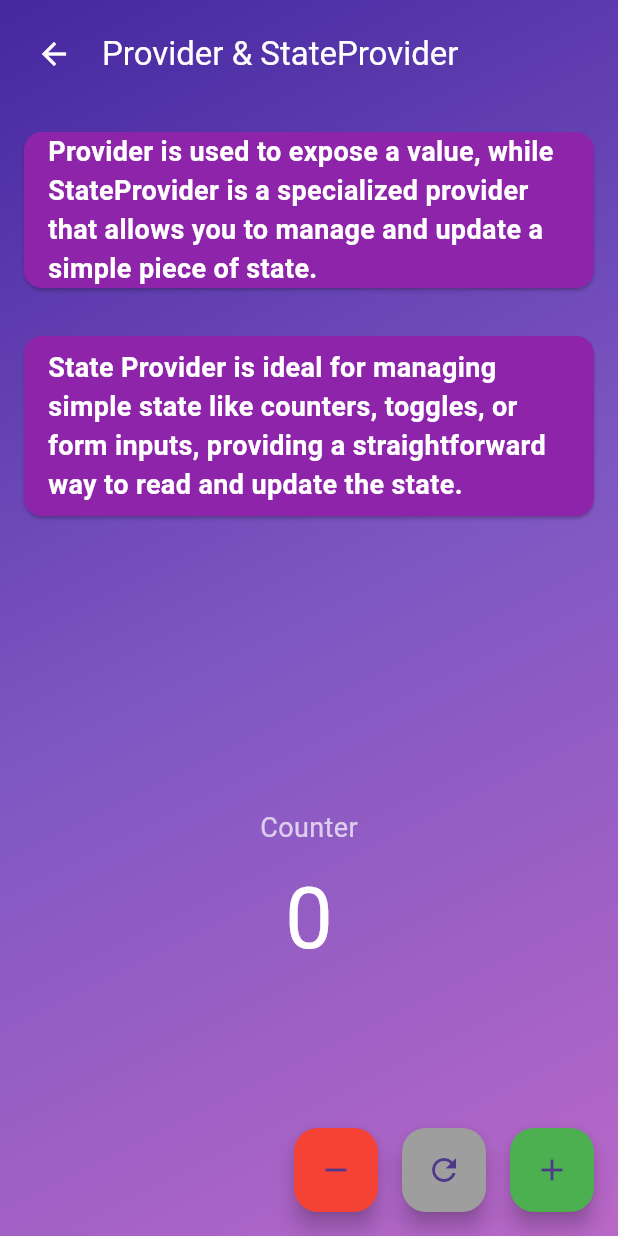
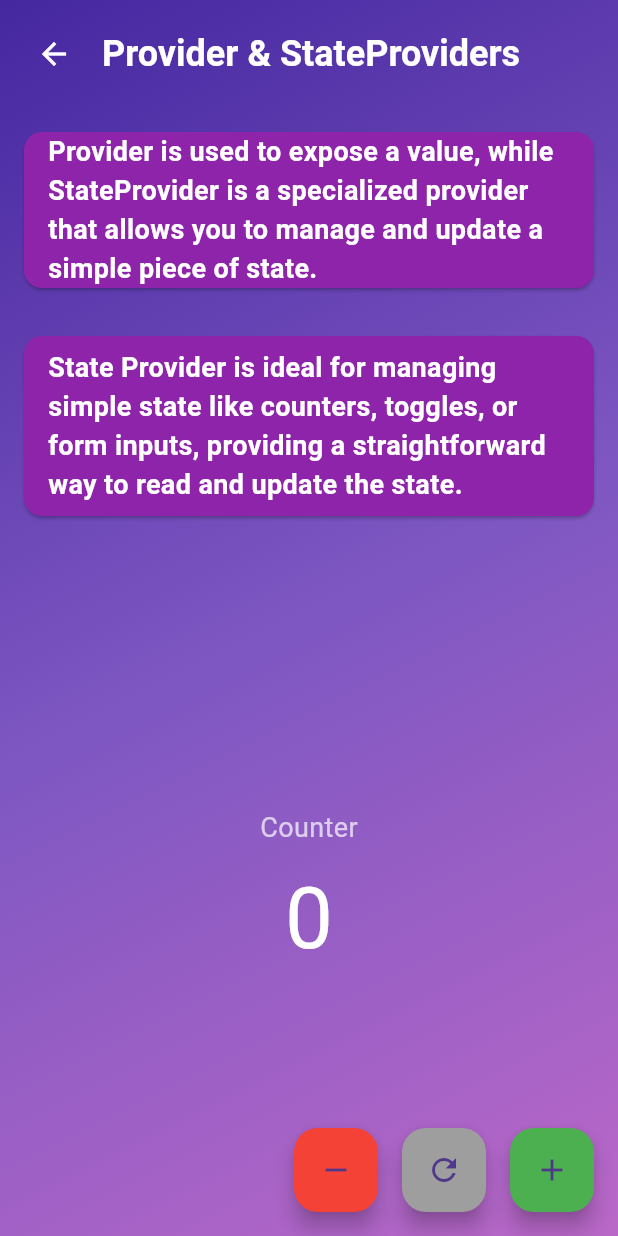
Before and after one commit to diwasbk/Flutter-Learning-App, a Flutter app: the ProviderStateProviderScreen screen opened directly, on a phone screen of 412 x 824 dp. Run offline on Flutter 3.47's test engine with Material 3 defaults, Android fonts, the phone set to English and light mode, and no system bars; our stand-ins replace flutter_riverpod.

Commit message:
Provider & Consumer with ref.read()

```diff
--- a/lib/app.dart
+++ b/lib/app.dart
@@ -1,5 +1,5 @@
 import 'package:flutter/material.dart';
-import 'package:flutter_learning_app/screens/my_profile_screen.dart';
+import 'package:flutter_learning_app/screens/dashboard_screen.dart';
 
 class MyApp extends StatelessWidget {
   const MyApp({super.key});
@@ -8,7 +8,7 @@ class MyApp extends StatelessWidget {
   Widget build(BuildContext context) {
     return MaterialApp(
       debugShowCheckedModeBanner: false,
-      home: MyProfileScreen(),
+      home: DashboardScreen(),
     );
   }
 }
--- a/lib/main.dart
+++ b/lib/main.dart
@@ -1,6 +1,7 @@
 import 'package:flutter/material.dart';
 import 'package:flutter_learning_app/app.dart';
+import 'package:flutter_riverpod/flutter_riverpod.dart';
 
 void main() {
-  runApp(const MyApp());
+  runApp(ProviderScope(child: const MyApp()));
 }
--- a/lib/screens/provider_state_provider_screen.dart
+++ b/lib/screens/provider_state_provider_screen.dart
@@ -1,4 +1,17 @@
 import 'package:flutter/material.dart';
+import 'package:flutter_riverpod/flutter_riverpod.dart';
+
+final appBarProvider = Provider<String>((ref) {
+  return "Provider & StateProviders";
+});
+
+final providerDefinationProvider = Provider<String>((ref) {
+  return 'Provider is used to expose a value, while StateProvider is a specialized provider that allows you to manage and update a simple piece of state.';
+});
+
+final stateProviderdefinationProvider = Provider<String>((ref) {
+  return 'State Provider is ideal for managing simple state like counters, toggles, or form inputs, providing a straightforward way to read and update the state.';
+});
 
 class ProviderStateProviderScreen extends StatelessWidget {
   const ProviderStateProviderScreen({super.key});
@@ -31,11 +44,17 @@ class ProviderStateProviderScreen extends StatelessWidget {
                       icon: const Icon(Icons.arrow_back, color: Colors.white),
                     ),
                     const SizedBox(width: 8),
-                    Text(
-                      "Provider & StateProvider",
-                      style: Theme.of(
-                        context,
-                      ).textTheme.titleLarge?.copyWith(color: Colors.white),
+                    Consumer(
+                      builder: (context, ref, child) {
+                        return Text(
+                          ref.read(appBarProvider),
+                          style: Theme.of(context).textTheme.headlineSmall
+                              ?.copyWith(
+                                color: Colors.white,
+                                fontWeight: FontWeight.bold,
+                              ),
+                        );
+                      },
                     ),
                   ],
                 ),
@@ -45,13 +64,17 @@ class ProviderStateProviderScreen extends StatelessWidget {
                 margin: const EdgeInsets.all(16.0),
                 child: Padding(
                   padding: const EdgeInsets.symmetric(horizontal: 16.0),
-                  child: Text(
-                    'Provider is used to expose a value, while StateProvider is a specialized provider that allows you to manage and update a simple piece of state.',
+                  child: Consumer(
+                    builder: (context, ref, child) {
+                      return Text(
+                        ref.read(providerDefinationProvider),
                         style: Theme.of(context).textTheme.bodyMedium?.copyWith(
                           fontSize: 18,
                           color: Colors.white,
                           fontWeight: FontWeight.bold,
                         ),
+                      );
+                    },
                   ),
                 ),
               ),
@@ -63,13 +86,17 @@ class ProviderStateProviderScreen extends StatelessWidget {
                     horizontal: 16.0,
                     vertical: 8.0,
                   ),
-                  child: Text(
-                    'State Provider is ideal for managing simple state like counters, toggles, or form inputs, providing a straightforward way to read and update the state.',
+                  child: Consumer(
+                    builder: (context, ref, child) {
+                      return Text(
+                        ref.read(stateProviderdefinationProvider),
                         style: Theme.of(context).textTheme.bodyMedium?.copyWith(
                           fontSize: 18,
                           color: Colors.white,
                           fontWeight: FontWeight.bold,
                         ),
+                      );
+                    },
                   ),
                 ),
               ),
--- a/pubspec.yaml
+++ b/pubspec.yaml
@@ -34,6 +34,7 @@ dependencies:
   # The following adds the Cupertino Icons font to your application.
   # Use with the CupertinoIcons class for iOS style icons.
   cupertino_icons: ^1.0.8
+  flutter_riverpod: ^3.0.3
 
 dev_dependencies:
   flutter_test:
```
Also changed, not shown: pubspec.lock. Lines whose indentation alone changed are shown as unchanged.
